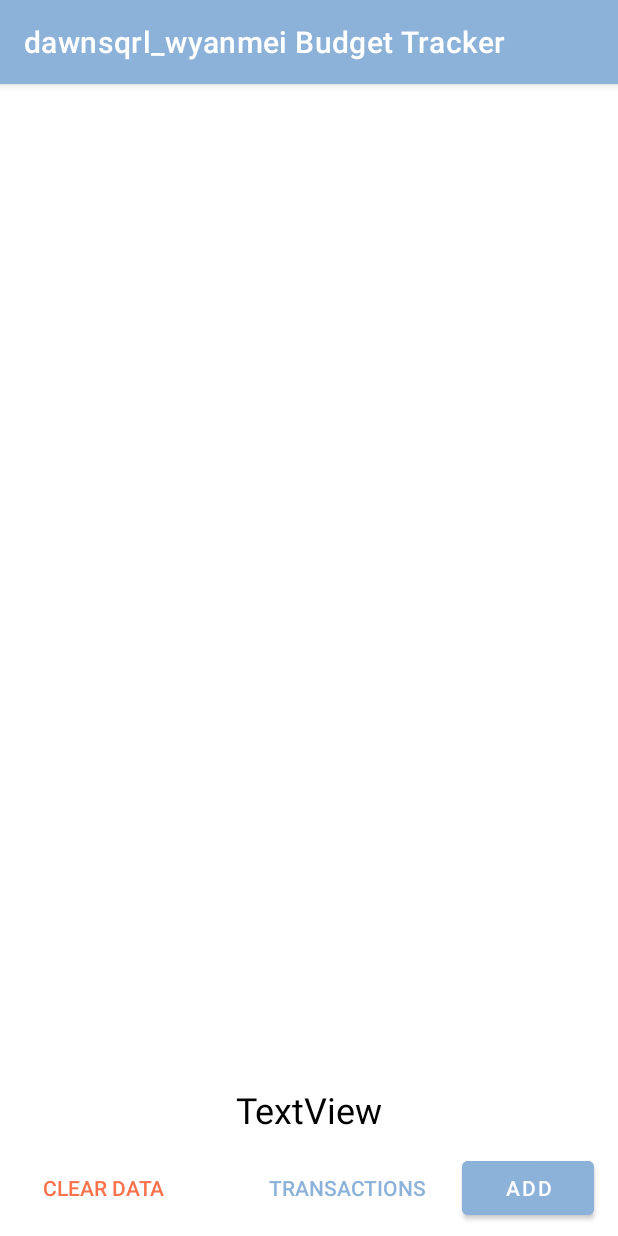
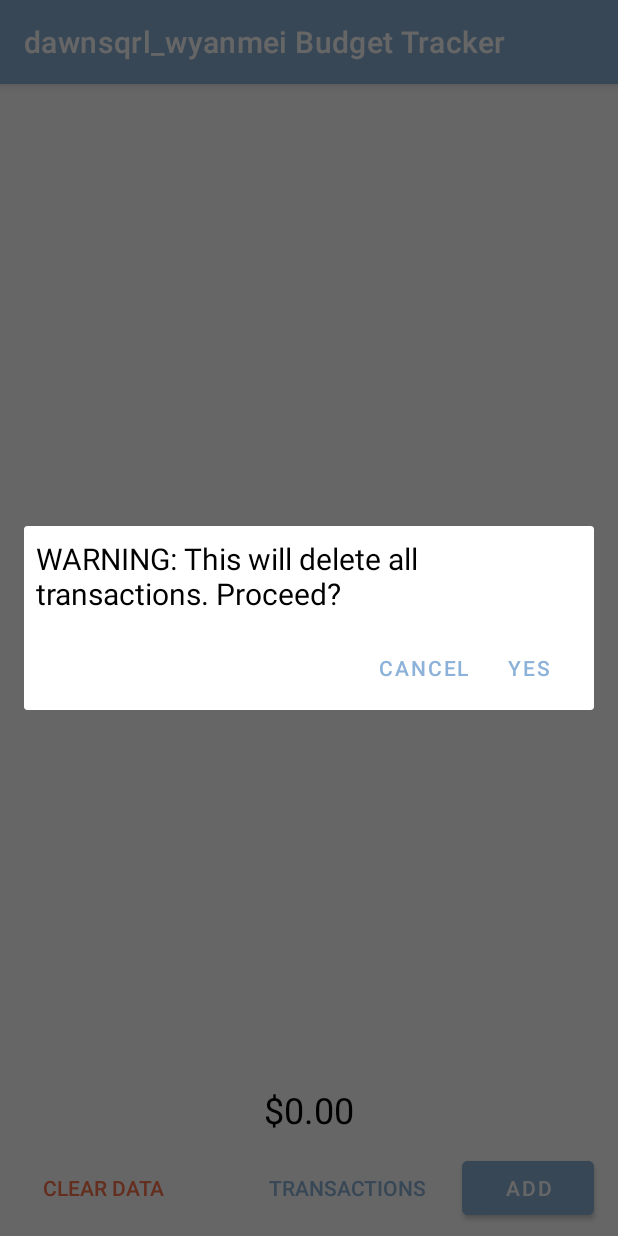
Before and after one commit to Yanmeeei/EECS285project4, an Android app: the screen it shows after launch (CategoryListActivity), after a tap on "CLEAR DATA", on a phone screen of 412 x 824 dp. Run offline under Robolectric (Android 15) with nearby library versions, the light colour scheme and no system bars.

Commit message:
add delete dialog

```diff
--- a/app/src/main/java/eecs285/proj4/dawnsqrl_wyanmei/budgettracker/CategoryListActivity.java
+++ b/app/src/main/java/eecs285/proj4/dawnsqrl_wyanmei/budgettracker/CategoryListActivity.java
@@ -1,15 +1,19 @@
 package eecs285.proj4.dawnsqrl_wyanmei.budgettracker;
+
+import androidx.appcompat.app.AppCompatActivity;
+import androidx.fragment.app.DialogFragment;
 
 import android.content.Intent;
 import android.content.res.Configuration;
 import android.os.Bundle;
+import android.util.Pair;
 import android.view.View;
+import android.widget.AdapterView;
 import android.widget.ArrayAdapter;
+import android.widget.Button;
 import android.widget.ListView;
+import android.widget.TextView;
 import android.widget.Toast;
-
-import androidx.appcompat.app.AppCompatActivity;
-import androidx.fragment.app.DialogFragment;
 
 import java.io.File;
 import java.io.FileInputStream;
@@ -19,25 +23,31 @@ import java.io.ObjectInputStream;
 import java.io.ObjectOutputStream;
 import java.util.ArrayList;
 import java.util.Comparator;
+import java.util.Locale;
+import java.util.Map;
+import java.util.TreeMap;
 
 public class CategoryListActivity extends AppCompatActivity
-    implements AddTransactionDialogFragment.AddTransactionDialogListener {
-
-  private static final String TRANSACTION_FILE = "transaction_saveFile";
-  private static final String CATEGORY_FILE = "category_saveFile";
-  public static final String EXTRA_TRANSACTION = "extra transaction";
-  private ArrayList<Transaction> transactions = new ArrayList<>();
-  private ArrayList<Category> categories = new ArrayList<>();
-  private ArrayAdapter<Category> adapter_cat;
+        implements AddTransactionDialogFragment.AddTransactionDialogListener, ClearDataDialogFragment.ClearDataDialogListener {
 
     public void addTransaction(View view) {
         DialogFragment dialog = new AddTransactionDialogFragment();
         dialog.show(getSupportFragmentManager(), "AddTransactionDialogFragment");
     }
 
+    private static final String TRANSACTION_FILE = "transaction_saveFile";
+    private static final String CATEGORY_FILE = "category_saveFile";
+    public static final String EXTRA_TRANSACTION = "extra transaction";
+
+    private ArrayList<Transaction> transactions = new ArrayList<>();
+
+    private ArrayList<Category> categories = new ArrayList<>();
+    private ArrayAdapter<Category> adapter_cat;
+
     private void readBudget() {
         File file_tran = new File(getFilesDir(), TRANSACTION_FILE);
         File file_cat = new File(getFilesDir(), CATEGORY_FILE);
+
         try (ObjectInputStream input =
                      new ObjectInputStream(
                              new FileInputStream(file_tran))) {
@@ -45,16 +55,22 @@ public class CategoryListActivity extends AppCompatActivity
         } catch (IOException | ClassNotFoundException exception) {
             transactions = new ArrayList<>();
         }
-    try (ObjectInputStream input = new ObjectInputStream(new FileInputStream(file_cat))) {
+
+        try (ObjectInputStream input =
+                     new ObjectInputStream(
+                             new FileInputStream(file_cat))) {
             categories = (ArrayList<Category>) input.readObject();
         } catch (IOException | ClassNotFoundException exception) {
             categories = new ArrayList<>();
         }
+
+
     }
 
     private void writeBudgets() {
         File file_tran = new File(getFilesDir(), TRANSACTION_FILE);
         File file_cat = new File(getFilesDir(), CATEGORY_FILE);
+
         try (ObjectOutputStream output =
                      new ObjectOutputStream(
                              new FileOutputStream(file_tran))) {
@@ -63,6 +79,7 @@ public class CategoryListActivity extends AppCompatActivity
             // cause runtime error
             throw new IllegalStateException("something bad happened when saving transactions");
         }
+
         try (ObjectOutputStream output =
                      new ObjectOutputStream(
                              new FileOutputStream(file_cat))) {
@@ -73,21 +90,37 @@ public class CategoryListActivity extends AppCompatActivity
         }
     }
 
-
     @Override
     protected void onCreate(Bundle savedInstanceState) {
         super.onCreate(savedInstanceState);
         setContentView(R.layout.activity_category_list);
+
         readBudget();
+
         adapter_cat = new CategoryAdapter(this, R.layout.item_category, categories);
         ListView listView =
                 findViewById(R.id.categoryList);
         listView.setAdapter(adapter_cat);
+
         if ((getResources().getConfiguration().uiMode & Configuration.UI_MODE_NIGHT_MASK)
                 == Configuration.UI_MODE_NIGHT_NO) {
             Toast.makeText(this, R.string.toast_dark_mode_one, Toast.LENGTH_LONG).show();
             Toast.makeText(this, R.string.toast_dark_mode_two, Toast.LENGTH_LONG).show();
         }
+
+        viewTotal();
+
+    }
+
+    @Override
+    public void onDialogPositiveClick_ClearData(DialogFragment dialog) {
+        transactions.clear();
+        categories.clear();
+
+        viewTotal();
+
+        writeBudgets();
+        adapter_cat.notifyDataSetChanged();
     }
 
 
@@ -98,9 +131,12 @@ public class CategoryListActivity extends AppCompatActivity
     }
 
     @Override
-  public void onDialogPositiveClick_AddTransaction(DialogFragment dialog, String title,
-                                                   String category, String amount) {
+    public void onDialogPositiveClick_AddTransaction(DialogFragment dialog,
+                                                     String title,
+                                                     String category,
+                                                     String amount) {
         Double amount_double = Double.parseDouble(amount);
+
         transactions.add(new Transaction(title, category, amount_double));
 
         //update category
@@ -118,6 +154,9 @@ public class CategoryListActivity extends AppCompatActivity
         categories.sort(new CategoryComparator());
         writeBudgets();
         adapter_cat.notifyDataSetChanged();
+
+        viewTotal();
+
     }
 
     public void viewTransactions(View view) {
@@ -126,10 +165,34 @@ public class CategoryListActivity extends AppCompatActivity
         startActivity(intent);
     }
 
-  public void clearData(View view) {
-    transactions.clear();
-    categories.clear();
-    writeBudgets();
-    adapter_cat.notifyDataSetChanged();
+    public void clearData_onClickButton(View view) {
+        DialogFragment dialog = new ClearDataDialogFragment();
+        dialog.show(getSupportFragmentManager(), "ClearDataDialogFragment");
     }
+
+
+//    public void clearData() {
+//        transactions.clear();
+//        categories.clear();
+//
+//        viewTotal();
+//
+//        writeBudgets();
+//        adapter_cat.notifyDataSetChanged();
+//
+//    }
+
+
+    void viewTotal() {
+
+        Double totalAmount = 0.0;
+        for (int i = 0; i < categories.size(); i++) {
+            totalAmount += categories.get(i).getAmount();
         }
+
+        TextView totalView = findViewById(R.id.totalCostView);
+        totalView.setText(String.format(Locale.getDefault(), "$%.2f", totalAmount));
+    }
+
+
+}
--- /dev/null
+++ b/app/src/main/java/eecs285/proj4/dawnsqrl_wyanmei/budgettracker/ClearDataDialogFragment.java
@@ -0,0 +1,49 @@
+package eecs285.proj4.dawnsqrl_wyanmei.budgettracker;
+
+import eecs285.proj4.dawnsqrl_wyanmei.budgettracker.CategoryListActivity;
+
+import android.app.AlertDialog;
+import android.app.Dialog;
+import android.content.Context;
+import android.os.Bundle;
+import android.view.LayoutInflater;
+import android.view.View;
+
+import androidx.annotation.NonNull;
+import androidx.fragment.app.DialogFragment;
+
+import java.util.ArrayList;
+
+public class ClearDataDialogFragment extends DialogFragment {
+
+    interface ClearDataDialogListener {
+        void onDialogPositiveClick_ClearData(DialogFragment dialog);
+    }
+
+    private ClearDataDialogListener listener;
+
+    @Override
+    public void onAttach(Context context) {
+        super.onAttach(context);
+        listener = (ClearDataDialogListener) context;
+    }
+
+    @NonNull
+    @Override
+    public Dialog onCreateDialog(Bundle savedInstance) {
+        AlertDialog.Builder builder = new AlertDialog.Builder(getActivity());
+        LayoutInflater inflater = LayoutInflater.from(getActivity());
+        builder.setTitle(null);
+        View view = inflater.inflate(R.layout.dialog_clear_data, null);
+
+        builder.setView(view).setPositiveButton(R.string.button_yes,
+                (dialog, id) -> confirmedClearData(view)).setNegativeButton(R.string.button_cancel,
+                (dialog, id) -> getDialog().cancel());
+        return builder.create();
+    }
+
+    void confirmedClearData(View view) {
+        listener.onDialogPositiveClick_ClearData(this);
+    }
+
+}
--- a/app/src/main/res/layout/activity_category_list.xml
+++ b/app/src/main/res/layout/activity_category_list.xml
@@ -23,7 +23,7 @@
         android:layout_height="wrap_content"
         android:layout_marginStart="12dp"
         android:layout_marginBottom="8dp"
-        android:onClick="clearData"
+        android:onClick="clearData_onClickButton"
         android:text="@string/button_clear"
         android:textColor="@color/warning"
         app:layout_constraintBottom_toBottomOf="parent"
```
Also changed, not shown: app/src/main/java/eecs285/proj4/dawnsqrl_wyanmei/budgettracker/AddTransactionDialogFragment.java (+9 -0 lines), app/src/main/java/eecs285/proj4/dawnsqrl_wyanmei/budgettracker/Category.java (indentation only), app/src/main/java/eecs285/proj4/dawnsqrl_wyanmei/budgettracker/CategoryAdapter.java (indentation only), app/src/main/java/eecs285/proj4/dawnsqrl_wyanmei/budgettracker/Transaction.java (indentation only), app/src/main/java/eecs285/proj4/dawnsqrl_wyanmei/budgettracker/TransactionListActivity.java (indentation only), app/src/main/java/eecs285/proj4/dawnsqrl_wyanmei/budgettracker/TransactionsAdapter.java (indentation only). Lines whose indentation alone changed are shown as unchanged.
